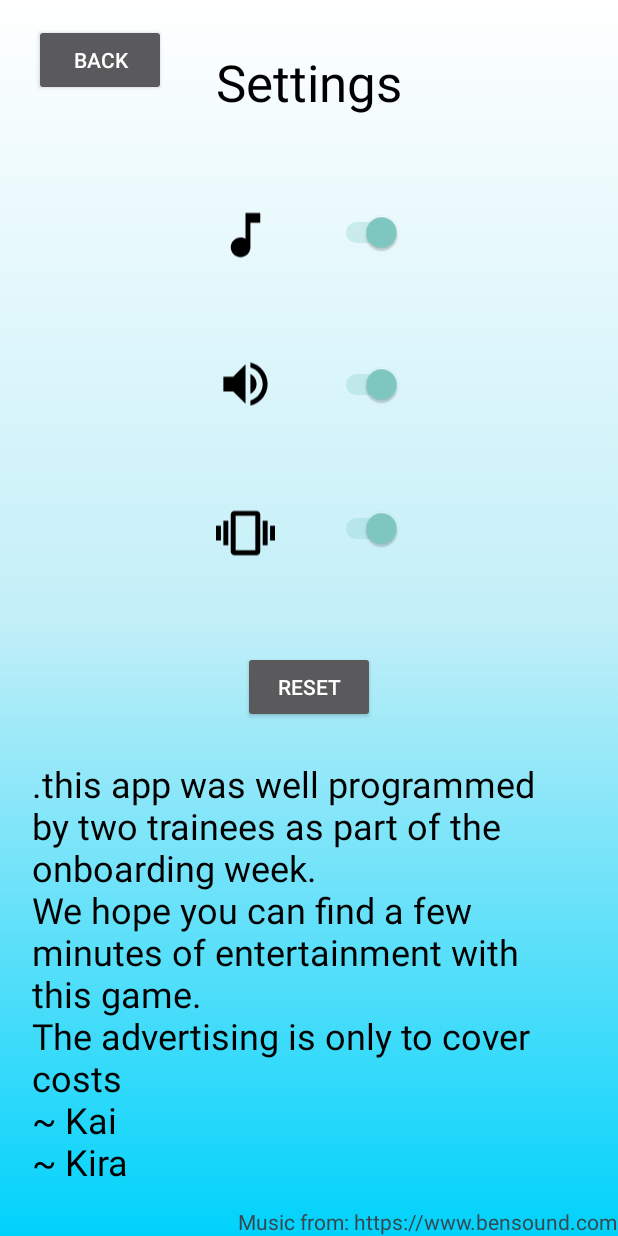
After one commit to Dr-PPSN/Cookie-Klicker-App, an Android app: the Settings screen opened directly, with no data from a screen before it, on a phone screen of 412 x 824 dp. The commit adds this screen. Run offline under Robolectric (Android 15) with nearby library versions, the phone set to English and light mode, and no system bars; our stand-ins replace AdMob.

Commit message:
added music and settings page added vibrator

```diff
--- a/app/build.gradle
+++ b/app/build.gradle
@@ -35,6 +35,7 @@ dependencies {
     implementation 'com.google.ar.sceneform:filament-android:1.17.1'
     implementation "com.google.android.gms:play-services-ads:20.5.0"
     implementation 'com.google.android.ump:user-messaging-platform:2.0.0'
+    implementation 'com.google.android.gms:play-services-ads-lite:20.5.0'
     testImplementation 'junit:junit:4.+'
     androidTestImplementation 'androidx.test.ext:junit:1.1.3'
     androidTestImplementation 'androidx.test.espresso:espresso-core:3.4.0'
--- a/app/src/main/AndroidManifest.xml
+++ b/app/src/main/AndroidManifest.xml
@@ -2,6 +2,8 @@
 <manifest xmlns:android="http://schemas.android.com/apk/res/android"
     package="com.example.cookieclickertest">
     <uses-permission android:name="android.permission.INTERNET"/>
+
+    <uses-permission android:name="android.permission.VIBRATE" />
 
     <application android:hardwareAccelerated="true"
         android:allowBackup="true"
@@ -17,6 +19,9 @@
         <activity
             android:name=".Shop"
             android:exported="false" />
+        <activity
+            android:name=".Settings"
+            android:exported="false" />
         <activity android:hardwareAccelerated="true"
             android:name=".MainActivity"
             android:exported="true">
--- /dev/null
+++ b/app/src/main/java/com/example/cookieclickertest/Settings.java
@@ -0,0 +1,169 @@
+package com.example.cookieclickertest;
+
+import android.annotation.SuppressLint;
+import android.content.Intent;
+import android.os.Bundle;
+import android.util.Log;
+import android.widget.Button;
+import android.widget.Switch;
+
+import androidx.appcompat.app.AppCompatActivity;
+
+import java.io.BufferedReader;
+import java.io.FileInputStream;
+import java.io.FileNotFoundException;
+import java.io.FileOutputStream;
+import java.io.IOException;
+import java.io.InputStreamReader;
+
+public class Settings extends AppCompatActivity {
+    private static final String FILE_SCORE = "score.txt";
+    private static final String FILE_SCORE2 = "score2.txt";
+    private static final String FILE_AUTO = "auto.txt";
+    private static final String FILE_MULTI = "multi.txt";
+    private static final String FILE_GRANDMA = "grandma.txt";
+    private static final String FILE_SOUND = "sound.txt";
+    private static final String FILE_MUSIC = "music.txt";
+    private static final String FILE_VIB = "vib.txt";
+    public int auto = 0;
+    public int multi = 0;
+    public int score = 0;
+    public int score2 = 0;
+    public int grandma = 0;
+    public int sound = 1;
+    public int music = 1;
+    public int vib = 1;
+    @Override
+    protected void onCreate(Bundle savedInstanceState) {
+        super.onCreate(savedInstanceState);
+        setContentView(R.layout.activity_settings);
+        Button back_button = findViewById(R.id.button_backToGame);
+        Button reset_button = findViewById(R.id.button_reset);
+        @SuppressLint("UseSwitchCompatOrMaterialCode") Switch sound_switch = findViewById(R.id.switch_sound);
+        @SuppressLint("UseSwitchCompatOrMaterialCode") Switch music_switch = findViewById(R.id.switch_music);
+        @SuppressLint("UseSwitchCompatOrMaterialCode") Switch vib_switch = findViewById(R.id.switch_vib);
+
+        sound = loadFile(1, FILE_SOUND);
+        music = loadFile(1, FILE_MUSIC);
+        vib = loadFile(1, FILE_VIB);
+
+        if (sound==0){
+            sound_switch.setChecked(false);
+        }
+        else if (sound==1){
+            sound_switch.setChecked(true);
+        }
+
+        if (music==0){
+            music_switch.setChecked(false);
+        }
+        else if (music==1){
+            music_switch.setChecked(true);
+        }
+
+        if (vib==0){
+            vib_switch.setChecked(false);
+        }
+        else if (vib==1){
+            vib_switch.setChecked(true);
+        }
+
+        back_button.setOnClickListener(view -> {
+            Intent intent = new Intent(Settings.this, MainActivity.class);
+            startActivity(intent);
+        });
+        reset_button.setOnClickListener(view -> saveAll());
+        sound_switch.setOnClickListener(view -> {
+            if (sound_switch.isChecked()){
+                sound = 1;
+            }
+            else {
+                sound = 0;
+            }
+            saveToFile(String.valueOf(sound), FILE_SOUND);
+        });
+        music_switch.setOnClickListener(view -> {
+            if (music_switch.isChecked()){
+                music = 1;
+            }
+            else {
+                music = 0;
+            }
+            saveToFile(String.valueOf(music), FILE_MUSIC);
+        });
+        vib_switch.setOnClickListener(view -> {
+            if (vib_switch.isChecked()){
+                vib = 1;
+            }
+            else {
+                vib = 0;
+            }
+            saveToFile(String.valueOf(vib), FILE_VIB);
+        });
+    }
+    @Override
+    public void onBackPressed() {
+        Intent intent = new Intent(Settings.this, MainActivity.class);
+        startActivity(intent);
+    }
+    public void saveAll(){
+        saveToFile(String.valueOf(score),FILE_SCORE);
+        saveToFile(String.valueOf(score2),FILE_SCORE2);
+        saveToFile(String.valueOf(auto),FILE_AUTO);
+        saveToFile(String.valueOf(multi),FILE_MULTI);
+        saveToFile(String.valueOf(grandma), FILE_GRANDMA);
+    }
+
+    private void saveToFile(String data, String FILE){
+        FileOutputStream fos = null;
+        try {
+            fos = openFileOutput(FILE, MODE_PRIVATE);
+            fos.write(data.getBytes());
+        } catch (IOException e) {
+            e.printStackTrace();
+        } finally {
+            if (fos!=null){
+                try {
+                    fos.close();
+                }catch (IOException e){
+                    e.printStackTrace();
+                }
+            }
+        }
+    }
+    public int loadFile(int digitFromFile, String FILE){
+        FileInputStream fis = null;
+
+        try {
+            fis = openFileInput(FILE);
+            InputStreamReader isr = new InputStreamReader(fis);
+            BufferedReader br = new BufferedReader(isr);
+            StringBuilder sb = new StringBuilder();
+            String text;
+
+            while ((text = br.readLine()) != null) {
+                sb.append(text);
+            }
+            //textView_counter.setText(sb.toString());
+            Log.i("loadFile()","msg: " + sb.toString());
+            digitFromFile = Integer.parseInt(sb.toString());
+            return digitFromFile;
+
+        } catch (FileNotFoundException e) {
+            Log.i("file","file not found");
+            e.printStackTrace();
+            return digitFromFile;
+        } catch (IOException e) {
+            e.printStackTrace();
+            return digitFromFile;
+        }finally {
+            if (fis != null){
+                try {
+                    fis.close();
+                } catch (IOException e) {
+                    e.printStackTrace();
+                }
+            }
+        }
+    }
+}
--- a/app/src/main/java/com/example/cookieclickertest/Shop.java
+++ b/app/src/main/java/com/example/cookieclickertest/Shop.java
@@ -55,7 +55,6 @@ public class Shop extends AppCompatActivity {
         int autoPreis = 1000;
         int multiPreis = 60;
         int grandmaPreis = 2500;
-        Boolean checkIfBillion = false;
 
         textView_counter_shop.setText((String.valueOf(score)));
         anzahl_auto.setText(String.valueOf(auto));
@@ -82,14 +81,12 @@ public class Shop extends AppCompatActivity {
         if (score2 != 0){
             billions_text2.setVisibility(View.VISIBLE);
             textView_counter_shop.setText((String.valueOf(score2)));
-            checkIfBillion = true;
             button_buy_auto.setEnabled(false);
             button_buy_multi.setEnabled(false);
             button_buy_grandma.setEnabled(false);
         }
         else {
             billions_text2.setVisibility(View.INVISIBLE);
-            checkIfBillion = false;
         }
         button_buy_grandma.setText(String.valueOf(grandmaPreis));
 
@@ -98,7 +95,6 @@ public class Shop extends AppCompatActivity {
             startActivity(new Intent(Shop.this, MainActivity.class));
         });
 
-        Boolean finalCheckIfBillion = checkIfBillion;
         button_buy_auto.setOnClickListener(v -> {
             int inputAnzahlAuto = Integer.parseInt(anzahl_auto.getText().toString());
             int buttenAutoText = Integer.parseInt(button_buy_auto.getText().toString());
--- /dev/null
+++ b/app/src/main/res/drawable/click_sound_on.xml
@@ -0,0 +1,10 @@
+<vector xmlns:android="http://schemas.android.com/apk/res/android"
+    android:width="24dp"
+    android:height="24dp"
+    android:viewportWidth="24"
+    android:viewportHeight="24">
+    <path
+        android:fillColor="@android:color/black"
+        android:pathData="M12,3v10.55c-0.59,-0.34 -1.27,-0.55 -2,-0.55 -2.21,0 -4,1.79 -4,4s1.79,4 4,4 4,-1.79 4,-4V7h4V3h-6z"/>
+
+</vector>
--- /dev/null
+++ b/app/src/main/res/drawable/music_on.xml
@@ -0,0 +1,9 @@
+<vector xmlns:android="http://schemas.android.com/apk/res/android"
+    android:width="24dp"
+    android:height="24dp"
+    android:viewportWidth="24"
+    android:viewportHeight="24">
+  <path
+      android:fillColor="@android:color/black"
+      android:pathData="M3,9v6h4l5,5L12,4L7,9L3,9zM16.5,12c0,-1.77 -1.02,-3.29 -2.5,-4.03v8.05c1.48,-0.73 2.5,-2.25 2.5,-4.02zM14,3.23v2.06c2.89,0.86 5,3.54 5,6.71s-2.11,5.85 -5,6.71v2.06c4.01,-0.91 7,-4.49 7,-8.77s-2.99,-7.86 -7,-8.77z"/>
+</vector>
--- /dev/null
+++ b/app/src/main/res/drawable/vib.xml
@@ -0,0 +1,9 @@
+<vector xmlns:android="http://schemas.android.com/apk/res/android"
+    android:width="24dp"
+    android:height="24dp"
+    android:viewportWidth="24"
+    android:viewportHeight="24">
+  <path
+      android:fillColor="@android:color/black"
+      android:pathData="M0,15h2L2,9L0,9v6zM3,17h2L5,7L3,7v10zM22,9v6h2L24,9h-2zM19,17h2L21,7h-2v10zM16.5,3h-9C6.67,3 6,3.67 6,4.5v15c0,0.83 0.67,1.5 1.5,1.5h9c0.83,0 1.5,-0.67 1.5,-1.5v-15c0,-0.83 -0.67,-1.5 -1.5,-1.5zM16,19L8,19L8,5h8v14z"/>
+</vector>
--- /dev/null
+++ b/app/src/main/res/layout/activity_settings.xml
@@ -0,0 +1,151 @@
+<?xml version="1.0" encoding="utf-8"?>
+<androidx.constraintlayout.widget.ConstraintLayout xmlns:android="http://schemas.android.com/apk/res/android"
+    xmlns:app="http://schemas.android.com/apk/res-auto"
+    xmlns:tools="http://schemas.android.com/tools"
+    android:id="@+id/toggle_autoSave"
+    android:layout_width="match_parent"
+    android:layout_height="match_parent"
+    android:background="@drawable/background_gradient"
+    android:orientation="horizontal">
+
+    <TextView
+        android:id="@+id/textView5"
+        android:layout_width="wrap_content"
+        android:layout_height="wrap_content"
+        android:layout_marginTop="32dp"
+        android:text="@string/settings"
+        android:textColor="@color/black"
+        android:textSize="34sp"
+        app:layout_constraintEnd_toEndOf="parent"
+        app:layout_constraintStart_toStartOf="parent"
+        app:layout_constraintTop_toTopOf="parent" />
+
+    <Button
+        android:id="@+id/button_reset"
+        android:layout_width="wrap_content"
+        android:layout_height="wrap_content"
+        android:layout_marginStart="16dp"
+        android:layout_marginEnd="16dp"
+        android:layout_marginBottom="24dp"
+        android:text="@string/reset"
+        app:layout_constraintBottom_toTopOf="@+id/linearLayout"
+        app:layout_constraintEnd_toEndOf="parent"
+        app:layout_constraintStart_toStartOf="parent" />
+
+    <LinearLayout
+        android:id="@+id/linearLayout"
+        android:layout_width="409dp"
+        android:layout_height="310dp"
+        android:layout_marginStart="16dp"
+        android:layout_marginEnd="16dp"
+        android:layout_marginBottom="8dp"
+        android:orientation="vertical"
+        android:paddingLeft="20dp"
+        android:paddingRight="20dp"
+        app:layout_constraintBottom_toBottomOf="parent"
+        app:layout_constraintEnd_toEndOf="parent"
+        app:layout_constraintStart_toStartOf="parent">
+
+        <TextView
+            android:id="@+id/textView8"
+            android:layout_width="match_parent"
+            android:layout_height="match_parent"
+            android:text="@string/aboutUs"
+            android:textAlignment="inherit"
+            android:textColor="@color/black"
+            android:textSize="24sp" />
+
+    </LinearLayout>
+
+    <ImageView
+        android:id="@+id/imageView2"
+        android:layout_width="39dp"
+        android:layout_height="41dp"
+        android:contentDescription="@string/image"
+        app:layout_constraintBottom_toTopOf="@+id/imageView1"
+        app:layout_constraintStart_toStartOf="@+id/textView5"
+        app:layout_constraintTop_toBottomOf="@+id/textView5"
+        app:srcCompat="@drawable/click_sound_on" />
+
+    <Switch
+        android:id="@+id/switch_sound"
+        android:layout_width="wrap_content"
+        android:layout_height="wrap_content"
+        android:minWidth="48dp"
+        android:minHeight="48dp"
+        app:layout_constraintBottom_toTopOf="@+id/switch_music"
+        app:layout_constraintEnd_toEndOf="@+id/textView5"
+        app:layout_constraintHorizontal_bias="1.0"
+        app:layout_constraintStart_toEndOf="@+id/imageView2"
+        app:layout_constraintTop_toBottomOf="@+id/textView5"
+        tools:ignore="UseSwitchCompatOrMaterialXml,DuplicateSpeakableTextCheck" />
+
+    <ImageView
+        android:id="@+id/imageView1"
+        android:layout_width="39dp"
+        android:layout_height="41dp"
+        android:contentDescription="@string/image"
+        app:layout_constraintBottom_toTopOf="@+id/button_reset"
+        app:layout_constraintStart_toStartOf="@+id/imageView2"
+        app:layout_constraintTop_toBottomOf="@+id/textView5"
+        app:srcCompat="@drawable/music_on" />
+
+    <Switch
+        android:id="@+id/switch_music"
+        android:layout_width="wrap_content"
+        android:layout_height="wrap_content"
+        android:minWidth="48dp"
+        android:minHeight="48dp"
+        app:layout_constraintBottom_toTopOf="@+id/button_reset"
+        app:layout_constraintEnd_toEndOf="@+id/switch_sound"
+        app:layout_constraintHorizontal_bias="1.0"
+        app:layout_constraintStart_toEndOf="@+id/imageView1"
+        app:layout_constraintTop_toBottomOf="@+id/textView5"
+        tools:ignore="UseSwitchCompatOrMaterialXml" />
+
+    <TextView
+        android:id="@+id/textView10"
+        android:layout_width="wrap_content"
+        android:layout_height="wrap_content"
+        android:text="@string/music_from_https_www_bensound_com"
+        android:textColor="#37474F"
+        app:layout_constraintBottom_toBottomOf="parent"
+        app:layout_constraintEnd_toEndOf="parent"
+        app:layout_constraintHorizontal_bias="1.0"
+        app:layout_constraintStart_toStartOf="parent" />
+
+    <Button
+        android:id="@+id/button_backToGame"
+        android:layout_width="wrap_content"
+        android:layout_height="wrap_content"
+        android:layout_marginTop="16dp"
+        android:text="@string/back"
+        app:layout_constraintEnd_toStartOf="@+id/textView5"
+        app:layout_constraintHorizontal_bias="0.4"
+        app:layout_constraintStart_toStartOf="parent"
+        app:layout_constraintTop_toTopOf="parent" />
+
+    <ImageView
+        android:id="@+id/imageView"
+        android:layout_width="39dp"
+        android:layout_height="41dp"
+        app:layout_constraintBottom_toTopOf="@+id/button_reset"
+        app:layout_constraintStart_toStartOf="@+id/imageView1"
+        app:layout_constraintTop_toBottomOf="@+id/imageView1"
+        app:srcCompat="@drawable/vib"
+        android:contentDescription="@string/todo" />
+
+    <Switch
+        android:id="@+id/switch_vib"
+        android:layout_width="wrap_content"
+        android:layout_height="wrap_content"
+        android:minWidth="48dp"
+        android:minHeight="48dp"
+        app:layout_constraintBottom_toTopOf="@+id/button_reset"
+        app:layout_constraintEnd_toEndOf="@+id/switch_music"
+        app:layout_constraintHorizontal_bias="1.0"
+        app:layout_constraintStart_toEndOf="@+id/imageView"
+        app:layout_constraintTop_toBottomOf="@+id/switch_music"
+        app:layout_constraintVertical_bias="0.45" />
+
+</androidx.constraintlayout.widget.ConstraintLayout>
--- a/app/src/main/res/values/strings.xml
+++ b/app/src/main/res/values/strings.xml
@@ -14,4 +14,10 @@
     <string name="grandma">Grandma</string>
     <string name="_0">0</string>
     <string name="billion">Billion</string>
+    <string name="settings">Settings</string>
+    <string name="aboutUs">.this app was well programmed by two trainees as part of the onboarding week.\nWe hope you can find a few minutes of entertainment with this game.\nThe advertising is only to cover costs\n~ Kai\n~ Kira
+    </string>
+    <string name="image">Image</string>
+    <string name="music_from_https_www_bensound_com">Music from: https://www.bensound.com</string>
+    <string name="todo">TODO</string>
 </resources>
```
Also changed, not shown: app/src/main/java/com/example/cookieclickertest/MainActivity.java (+54 -16 lines), app/src/main/res/drawable/click_sound_off.xml (added, +10 -0 lines), app/src/main/res/drawable/music_off.xml (added, +9 -0 lines), app/src/main/res/drawable/settings.xml (added, +9 -0 lines), app/src/main/res/layout/activity_main.xml (+17 -22 lines), 2 other files.
